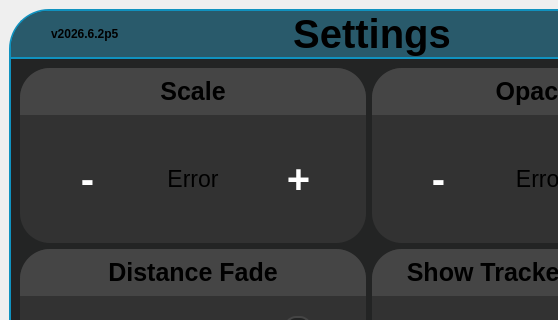
Old version of the form src/userinterface/panicdashboard.ui in the repository Trixxle/SeamenPerformanceOverlay; both pictures show x 0 to 558 and y 0 to 320 of the 733 by 592 pixel window.
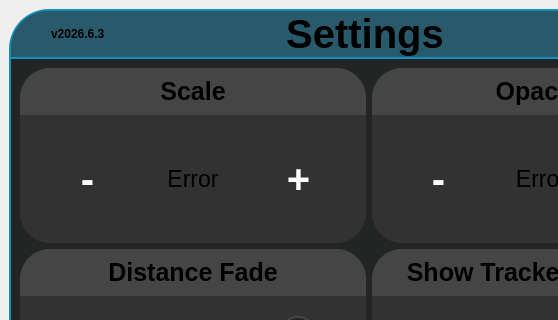
New version of the form. Icons and pictures are not drawn.

```diff
--- a/src/userinterface/panicdashboard.ui
+++ b/src/userinterface/panicdashboard.ui
@@ -275,7 +275,7 @@
          <item>
           <widget class="QLabel" name="versionNumber">
            <property name="text">
-            <string>v2026.6.2p5</string>
+            <string>v2026.6.3</string>
            </property>
           </widget>
          </item>
```
Left out of the diff: 6 changed lines with no effect on the pictures.
